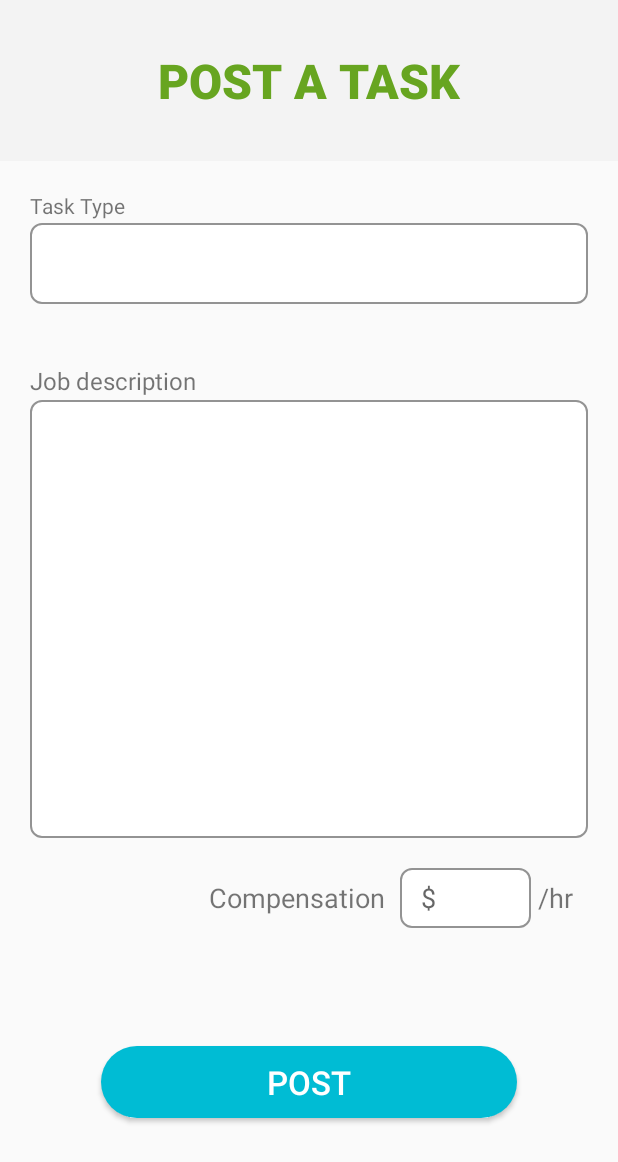
After one commit to muaadra/QuickCash, an Android app: the layout activity_post_a_task.xml on its own in the app's theme, with its tools: preview values and no code run, on a phone screen of 412 x 824 dp. The commit adds this screen. Shown: the top 1162 px of the screen. Run offline under Robolectric (Android 15) with nearby library versions, the phone set to English and light mode, and no system bars.

Commit message:
feature: US-6

```diff
--- a/app/src/main/res/layout/activity_my_posts.xml
+++ b/app/src/main/res/layout/activity_my_posts.xml
@@ -76,6 +76,7 @@
             android:background="@drawable/rounded_button"
             android:text="Post A new task"
             android:textColor="#FFFFFF"
+            android:onClick="goToPostATaskOnClickButton"
             android:textSize="22sp" />
     </LinearLayout>
 
--- /dev/null
+++ b/app/src/main/res/layout/activity_post_a_task.xml
@@ -0,0 +1,134 @@
+<?xml version="1.0" encoding="utf-8"?>
+<LinearLayout xmlns:android="http://schemas.android.com/apk/res/android"
+    xmlns:tools="http://schemas.android.com/tools"
+    android:id="@+id/postTasksLayout"
+    android:layout_width="match_parent"
+    android:layout_height="match_parent"
+    android:orientation="vertical"
+    tools:context=".PostATaskActivity">
+
+
+    <LinearLayout
+        android:layout_width="match_parent"
+        android:layout_height="107dp"
+        android:gravity="center"
+        android:background="#F3F3F3"
+        android:orientation="vertical">
+
+
+        <TextView
+            android:id="@+id/textView11"
+            android:layout_width="match_parent"
+            android:layout_height="wrap_content"
+            android:layout_margin="20dp"
+            android:fontFamily="sans-serif-black"
+            android:gravity="center"
+            android:textColor="#67A520"
+            android:text="POST A TASK"
+            android:textSize="32dp" />
+
+    </LinearLayout>
+
+    <LinearLayout
+        android:layout_width="match_parent"
+        android:layout_height="wrap_content"
+        android:orientation="vertical"
+        android:layout_margin="20dp">
+
+        <TextView
+            android:layout_width="wrap_content"
+            android:layout_height="wrap_content"
+            android:layout_marginBottom="2dp"
+            android:text="Task Type"
+            />
+
+        <Spinner
+            android:background = "@drawable/rounded_edit_text"
+            android:id="@+id/tasksSpinner"
+            android:layout_width="match_parent"
+            android:layout_height="54dp" />
+
+    </LinearLayout>
+
+
+    <LinearLayout
+        android:layout_width="match_parent"
+        android:layout_height="wrap_content"
+        android:layout_margin="20dp"
+        android:orientation="vertical">
+
+        <TextView
+            android:id="@+id/textView7"
+            android:layout_marginBottom="2dp"
+            android:layout_width="match_parent"
+            android:layout_height="wrap_content"
+            android:textSize="16sp"
+            android:text="Job description" />
+
+        <EditText
+
+            android:id="@+id/taskDescEditTxt"
+            android:layout_width="match_parent"
+            android:layout_height="292dp"
+            android:background = "@drawable/rounded_edit_text"
+            android:ems="10"
+            android:gravity="start|top"
+            android:inputType="textMultiLine" />
+
+    </LinearLayout>
+
+    <LinearLayout
+        android:layout_width="match_parent"
+        android:layout_height="wrap_content"
+        android:layout_marginLeft="20dp"
+        android:layout_marginRight="20dp">
+
+        <TextView
+            android:id="@+id/textView8"
+            android:layout_width="match_parent"
+            android:layout_height="wrap_content"
+            android:layout_weight="1"
+            android:gravity="end"
+            android:paddingRight="10dp"
+            android:textSize="18sp"
+            android:text="Compensation" />
+
+        <EditText
+            android:id="@+id/costEditTxt"
+            android:layout_width="wrap_content"
+            android:layout_height="40dp"
+            android:layout_weight="1"
+
+            android:background="@drawable/rounded_edit_text"
+            android:ems="10"
+            android:hint="   $"
+            android:inputType="numberDecimal" />
+
+        <TextView
+            android:id="@+id/textView10"
+            android:layout_width="wrap_content"
+            android:layout_height="wrap_content"
+            android:gravity="end"
+            android:paddingRight="10dp"
+            android:textSize="18sp"
+            android:text=" /hr" />
+    </LinearLayout>
+
+    <LinearLayout
+        android:layout_width="match_parent"
+        android:layout_height="match_parent"
+        android:gravity="center"
+        android:orientation="vertical">
+
+        <Button
+            android:id="@+id/postATaskButton"
+            android:layout_width="277dp"
+            android:layout_height="wrap_content"
+            android:layout_margin="20dp"
+            android:background="@drawable/rounded_button"
+            android:text="Post"
+            android:textColor="#FFFFFF"
+            android:textSize="22sp" />
+    </LinearLayout>
+
+</LinearLayout>
```
Also changed, not shown: app/src/main/java/com/softeng/quickcash/MyPostsAdapter.java (added, +63 -0 lines), app/src/main/java/com/softeng/quickcash/PostATaskActivity.java (added, +15 -0 lines), app/src/main/java/com/softeng/quickcash/TaskPost.java (added, +40 -0 lines), app/src/main/res/layout/post_list_item.xml (added, +47 -0 lines).
